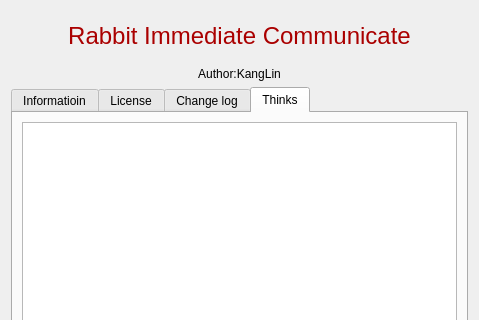
First picture: the form in Widgets/DlgAbout/DlgAbout.ui, repository KangLin/RabbitIm, before the edit; both pictures show x 0 to 479 and y 0 to 320 of the 479 by 500 pixel window.
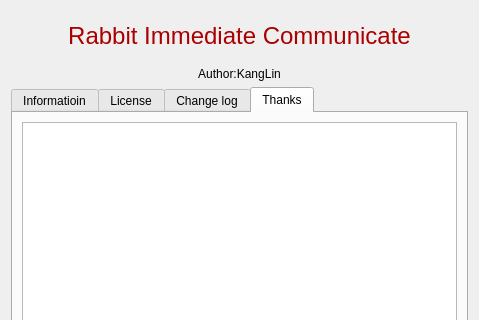
Second picture: the form after the edit. The open tabs and pages were chosen to show the change. Icons and pictures are not drawn.

The edit to the form file:
```diff
--- a/Widgets/DlgAbout/DlgAbout.ui
+++ b/Widgets/DlgAbout/DlgAbout.ui
@@ -389,7 +389,7 @@
      </widget>
      <widget class="QWidget" name="tab_3">
       <attribute name="title">
-       <string>Thinks</string>
+       <string>Thanks</string>
       </attribute>
       <layout class="QGridLayout" name="gridLayout_2">
        <item row="0" column="0">
```
Left out of the diff: 2 changed lines with no effect on the pictures.
